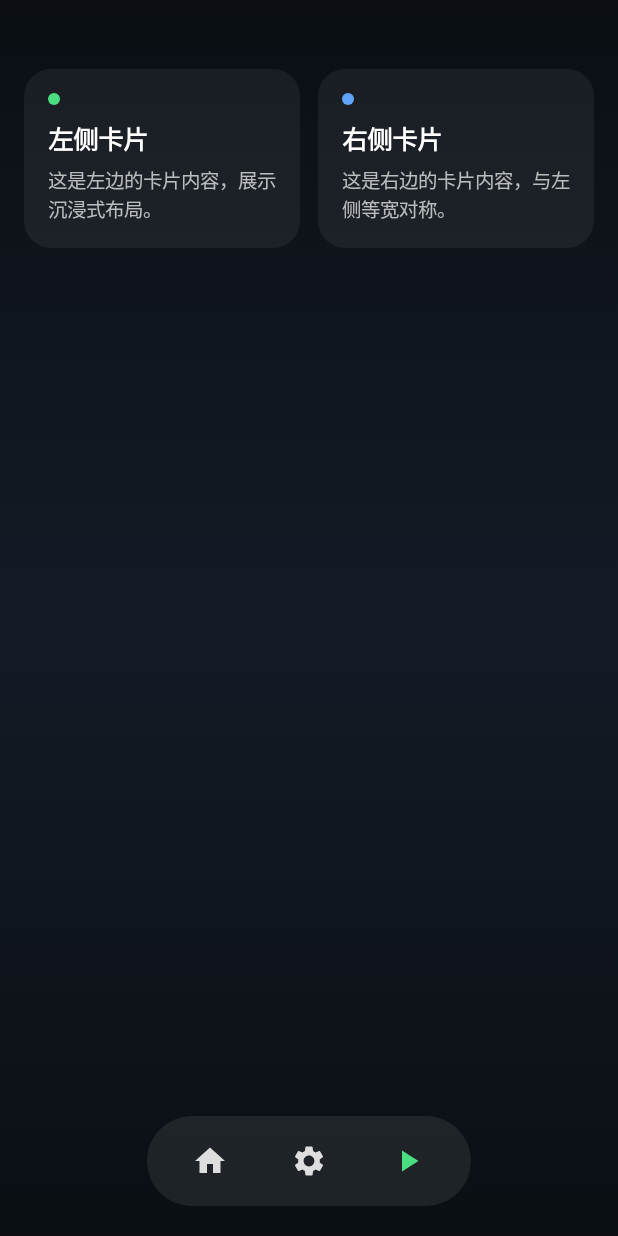
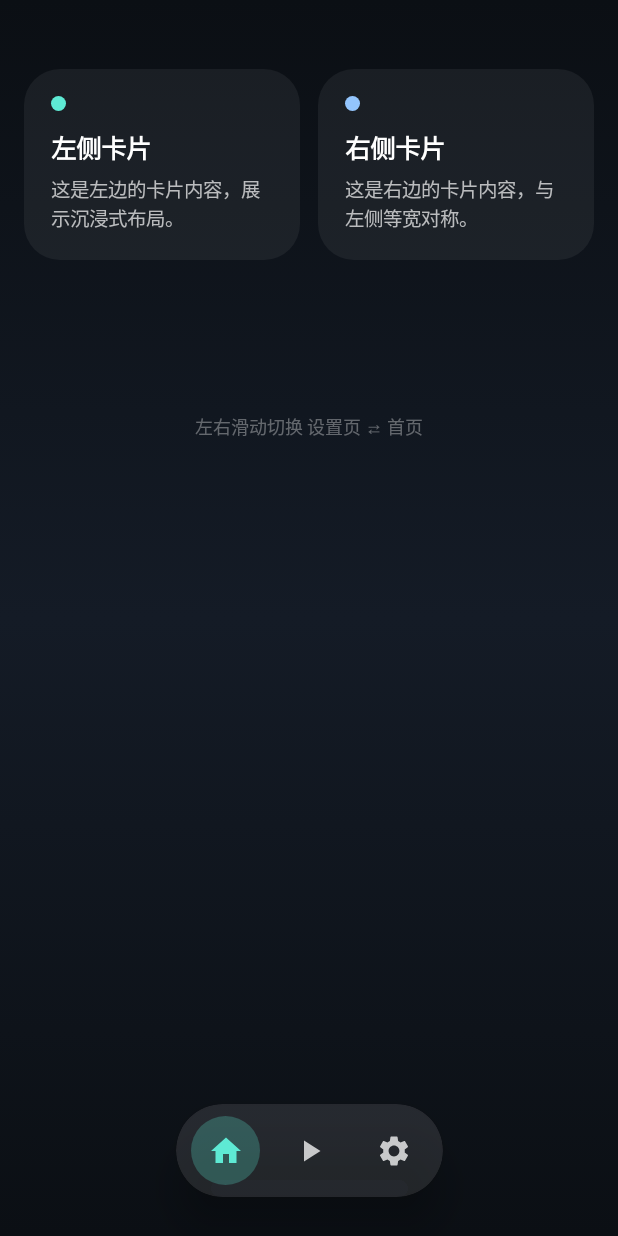
Before and after one commit to likesugar/ziyuan, an Android app built with Jetpack Compose: the screen it shows after launch (MainActivity), on a phone screen of 412 x 824 dp. Run offline under Robolectric (Android 15) with nearby library versions, the light colour scheme and no system bars.

Commit message:
feat: full settings page w/ pager swipe + cute round capsule; vc6

```diff
--- a/app/build.gradle.kts
+++ b/app/build.gradle.kts
@@ -6,7 +6,7 @@ android {
         applicationId = "com.ziyuan.immersive"
         minSdk = 24
         targetSdk = 34
-        versionCode = 5
+        versionCode = 6
         versionName = "1.0"
     }
     signingConfigs {
--- a/app/src/main/java/com/ziyuan/immersive/MainActivity.kt
+++ b/app/src/main/java/com/ziyuan/immersive/MainActivity.kt
@@ -16,47 +16,56 @@ import androidx.compose.foundation.layout.fillMaxWidth
 import androidx.compose.foundation.layout.height
 import androidx.compose.foundation.layout.padding
 import androidx.compose.foundation.layout.size
-import androidx.compose.foundation.layout.systemBarsPadding
 import androidx.compose.foundation.layout.width
+import androidx.compose.foundation.pager.HorizontalPager
+import androidx.compose.foundation.pager.rememberPagerState
+import androidx.compose.foundation.rememberScrollState
 import androidx.compose.foundation.shape.CircleShape
 import androidx.compose.foundation.shape.RoundedCornerShape
+import androidx.compose.foundation.verticalScroll
 import androidx.compose.material3.Icon
 import androidx.compose.material3.Surface
+import androidx.compose.material3.Switch
+import androidx.compose.material3.SwitchDefaults
 import androidx.compose.material3.Text
-import androidx.compose.material3.IconButton
 import androidx.compose.material.icons.Icons
 import androidx.compose.material.icons.filled.Home
 import androidx.compose.material.icons.filled.PlayArrow
 import androidx.compose.material.icons.filled.Settings
 import androidx.compose.runtime.Composable
+import androidx.compose.runtime.getValue
+import androidx.compose.runtime.mutableStateOf
+import androidx.compose.runtime.remember
+import androidx.compose.runtime.rememberCoroutineScope
+import androidx.compose.runtime.setValue
 import androidx.compose.ui.Alignment
 import androidx.compose.ui.Modifier
+import androidx.compose.ui.draw.shadow
 import androidx.compose.ui.graphics.Brush
 import androidx.compose.ui.graphics.Color
 import androidx.compose.ui.graphics.vector.ImageVector
+import androidx.compose.ui.platform.LocalContext
 import androidx.compose.ui.text.font.FontWeight
-import androidx.compose.ui.tooling.preview.Preview
 import androidx.compose.ui.unit.dp
 import androidx.compose.ui.unit.sp
 import androidx.core.view.WindowCompat
 import androidx.core.view.WindowInsetsCompat
 import androidx.core.view.WindowInsetsControllerCompat
+import kotlinx.coroutines.launch
+
+val MintGreen = Color(0xFF5EEAD4)
+val SoftBlue = Color(0xFF93C5FD)
 
 class MainActivity : ComponentActivity() {
     override fun onCreate(savedInstanceState: Bundle?) {
         super.onCreate(savedInstanceState)
-        // 沉浸式：内容延伸到系统栏后面，并隐藏状态栏 + 导航栏
         WindowCompat.setDecorFitsSystemWindows(window, false)
         window.addFlags(WindowManager.LayoutParams.FLAG_KEEP_SCREEN_ON)
-        // 挖孔屏：内容延伸到挖孔区
         val lp = window.attributes
         lp.layoutInDisplayCutoutMode = WindowManager.LayoutParams.LAYOUT_IN_DISPLAY_CUTOUT_MODE_SHORT_EDGES
         window.attributes = lp
-        val controller = WindowInsetsControllerCompat(window, window.decorView)
-        controller.hide(WindowInsetsCompat.Type.systemBars())
-        controller.systemBarsBehavior =
-            WindowInsetsControllerCompat.BEHAVIOR_SHOW_TRANSIENT_BARS_BY_SWIPE
-        setContent { ImmersiveScreen() }
+        hideSystemBars()
+        setContent { ImmersiveApp() }
     }
 
     override fun onWindowFocusChanged(hasFocus: Boolean) {
@@ -70,7 +79,6 @@ class MainActivity : ComponentActivity() {
     }
 
     private fun hideSystemBars() {
-        WindowCompat.setDecorFitsSystemWindows(window, false)
         val controller = WindowInsetsControllerCompat(window, window.decorView)
         controller.hide(WindowInsetsCompat.Type.systemBars())
         controller.systemBarsBehavior =
@@ -79,7 +87,11 @@ class MainActivity : ComponentActivity() {
 }
 
 @Composable
-fun ImmersiveScreen() {
+fun ImmersiveApp() {
+    val context = LocalContext.current
+    val scope = rememberCoroutineScope()
+    val pagerState = rememberPagerState(pageCount = { 2 })
+
     Box(
         modifier = Modifier
             .fillMaxSize()
@@ -89,12 +101,49 @@ fun ImmersiveScreen() {
                 )
             )
     ) {
+        HorizontalPager(
+            state = pagerState,
+            modifier = Modifier.fillMaxSize()
+        ) { page ->
+            when (page) {
+                0 -> HomePage(
+                    onPlay = {
+                        context.startActivity(
+                            android.content.Intent(context, NativePlayerActivity::class.java)
+                                .putExtra("url", "https://demo.unified-streaming.com/k8s/features/stable/video/tears-of-steel/tears-of-steel.ism/.m3u8")
+                                .putExtra("title", "胶囊播放")
+                        )
+                    }
+                )
+                1 -> SettingsPage()
+            }
+        }
+        // 悬浮胶囊栏（两页共用，圆润可爱版）
+        CapsuleBar(
+            current = pagerState.currentPage,
+            onHome = { scope.launch { pagerState.animateScrollToPage(0) } },
+            onSettings = { scope.launch { pagerState.animateScrollToPage(1) } },
+            onPlay = {
+                context.startActivity(
+                    android.content.Intent(context, NativePlayerActivity::class.java)
+                        .putExtra("url", "https://demo.unified-streaming.com/k8s/features/stable/video/tears-of-steel/tears-of-steel.ism/.m3u8")
+                        .putExtra("title", "胶囊播放")
+                )
+            },
+            modifier = Modifier
+                .align(Alignment.BottomCenter)
+                .padding(bottom = 26.dp)
+        )
+    }
+}
+
+// ---------------- 首页 ----------------
+@Composable
+fun HomePage(onPlay: () -> Unit) {
     Column(
-            modifier = Modifier
-                .fillMaxSize()
+        modifier = Modifier.fillMaxSize()
     ) {
-            Spacer(modifier = Modifier.height(34.dp)) // 顶到挖孔区，手动留出顶部安全距离
-            // 左右卡片
+        Spacer(modifier = Modifier.height(34.dp))
         Row(
             modifier = Modifier
                 .fillMaxWidth()
@@ -104,24 +153,24 @@ fun ImmersiveScreen() {
             InfoCard(
                 title = "左侧卡片",
                 body = "这是左边的卡片内容，展示沉浸式布局。",
-                    accent = Color(0xFF4ADE80),
+                accent = MintGreen,
                 modifier = Modifier.weight(1f)
             )
             InfoCard(
                 title = "右侧卡片",
                 body = "这是右边的卡片内容，与左侧等宽对称。",
-                    accent = Color(0xFF60A5FA),
+                accent = SoftBlue,
                 modifier = Modifier.weight(1f)
             )
         }
+        Spacer(modifier = Modifier.height(90.dp))
+        Text(
+            "左右滑动切换 设置页 ⇄ 首页",
+            color = Color.White.copy(alpha = 0.35f),
+            fontSize = 12.sp,
+            modifier = Modifier.align(Alignment.CenterHorizontally)
+        )
         Spacer(modifier = Modifier.weight(1f))
-            // 胶囊低栏
-            CapsuleBar(
-                modifier = Modifier
-                    .align(Alignment.CenterHorizontally)
-                    .padding(bottom = 20.dp)
-            )
-        }
     }
 }
 
@@ -129,17 +178,17 @@ fun ImmersiveScreen() {
 fun InfoCard(title: String, body: String, accent: Color, modifier: Modifier = Modifier) {
     Surface(
         modifier = modifier,
-        shape = RoundedCornerShape(18.dp),
+        shape = RoundedCornerShape(24.dp),
         color = Color.White.copy(alpha = 0.06f),
         contentColor = Color.White
     ) {
-        Column(modifier = Modifier.padding(16.dp)) {
+        Column(modifier = Modifier.padding(18.dp)) {
             Box(
                 modifier = Modifier
-                    .size(8.dp)
+                    .size(10.dp)
                     .background(accent, CircleShape)
             )
-            Spacer(modifier = Modifier.height(10.dp))
+            Spacer(modifier = Modifier.height(12.dp))
             Text(title, fontWeight = FontWeight.Bold, fontSize = 17.sp)
             Spacer(modifier = Modifier.height(6.dp))
             Text(body, fontSize = 13.sp, color = Color.White.copy(alpha = 0.7f), lineHeight = 19.sp)
@@ -147,49 +196,155 @@ fun InfoCard(title: String, body: String, accent: Color, modifier: Modifier = Mo
     }
 }
 
+// ---------------- 设置页 ----------------
 @Composable
-fun CapsuleBar(modifier: Modifier = Modifier) {
-    val context = androidx.compose.ui.platform.LocalContext.current
+fun SettingsPage() {
+    var immersive by remember { mutableStateOf(true) }
+    var keepOn by remember { mutableStateOf(true) }
+    var autoPlay by remember { mutableStateOf(false) }
+    var darkCapsule by remember { mutableStateOf(true) }
+
+    Column(
+        modifier = Modifier
+            .fillMaxSize()
+            .verticalScroll(rememberScrollState())
+    ) {
+        Spacer(modifier = Modifier.height(44.dp))
+        Text(
+            "设置",
+            color = Color.White,
+            fontWeight = FontWeight.Bold,
+            fontSize = 26.sp,
+            modifier = Modifier.padding(horizontal = 24.dp)
+        )
+        Spacer(modifier = Modifier.height(8.dp))
+        SettingSwitch("沉浸式状态栏", "隐藏状态栏与导航栏", immersive, MintGreen) { immersive = it }
+        SettingSwitch("保持亮屏", "播放时不自动锁屏", keepOn, SoftBlue) { keepOn = it }
+        SettingSwitch("自动播放", "进入播放页立即开始", autoPlay, Color(0xFFF9A8D4)) { autoPlay = it }
+        SettingSwitch("胶囊悬浮栏", "在底部显示胶囊栏", darkCapsule, Color(0xFFFDE68A)) { darkCapsule = it }
+        SettingItem("关于", "ziyuan Immersive · vc5", MintGreen)
+        SettingItem("播放器内核", "MediaPlayer / IjkPlayer 双内核", SoftBlue)
+        Spacer(modifier = Modifier.height(120.dp))
+    }
+}
+
+@Composable
+fun SettingSwitch(title: String, sub: String, checked: Boolean, accent: Color, onChange: (Boolean) -> Unit) {
     Surface(
-        modifier = modifier,
-        shape = RoundedCornerShape(percent = 50),
-        color = Color.White.copy(alpha = 0.08f),
-        contentColor = Color.White
+        modifier = Modifier
+            .fillMaxWidth()
+            .padding(horizontal = 16.dp, vertical = 6.dp),
+        shape = RoundedCornerShape(24.dp),
+        color = Color.White.copy(alpha = 0.06f)
     ) {
         Row(
-            modifier = Modifier.padding(horizontal = 22.dp, vertical = 10.dp),
-            horizontalArrangement = Arrangement.spacedBy(26.dp),
+            modifier = Modifier.padding(horizontal = 18.dp, vertical = 14.dp),
             verticalAlignment = Alignment.CenterVertically
         ) {
-            CapsuleIcon(Icons.Filled.Home)
-            CapsuleIcon(Icons.Filled.Settings)
-            CapsuleIcon(Icons.Filled.PlayArrow, highlight = true) {
-                context.startActivity(
-                    android.content.Intent(context, NativePlayerActivity::class.java)
-                        .putExtra("url", "https://demo.unified-streaming.com/k8s/features/stable/video/tears-of-steel/tears-of-steel.ism/.m3u8")
-                        .putExtra("title", "胶囊播放")
+            Box(
+                modifier = Modifier
+                    .size(12.dp)
+                    .background(accent, CircleShape)
             )
+            Spacer(modifier = Modifier.width(12.dp))
+            Column(modifier = Modifier.weight(1f)) {
+                Text(title, color = Color.White, fontSize = 15.sp, fontWeight = FontWeight.Medium)
+                Text(sub, color = Color.White.copy(alpha = 0.5f), fontSize = 12.sp)
+            }
+            Switch(
+                checked = checked,
+                onCheckedChange = onChange,
+                colors = SwitchDefaults.colors(
+                    checkedTrackColor = accent,
+                    uncheckedTrackColor = Color.White.copy(alpha = 0.15f)
+                )
+            )
+        }
+    }
+}
+
+@Composable
+fun SettingItem(title: String, sub: String, accent: Color) {
+    Surface(
+        modifier = Modifier
+            .fillMaxWidth()
+            .padding(horizontal = 16.dp, vertical = 6.dp),
+        shape = RoundedCornerShape(24.dp),
+        color = Color.White.copy(alpha = 0.06f)
+    ) {
+        Row(
+            modifier = Modifier.padding(horizontal = 18.dp, vertical = 14.dp),
+            verticalAlignment = Alignment.CenterVertically
+        ) {
+            Box(
+                modifier = Modifier
+                    .size(12.dp)
+                    .background(accent, CircleShape)
+            )
+            Spacer(modifier = Modifier.width(12.dp))
+            Column(modifier = Modifier.weight(1f)) {
+                Text(title, color = Color.White, fontSize = 15.sp, fontWeight = FontWeight.Medium)
+                Text(sub, color = Color.White.copy(alpha = 0.5f), fontSize = 12.sp)
             }
         }
     }
 }
 
+// ---------------- 可爱圆润胶囊栏 ----------------
 @Composable
-fun CapsuleIcon(icon: ImageVector, highlight: Boolean = false, onClick: () -> Unit = {}) {
-    val tint = if (highlight) Color(0xFF4ADE80) else Color.White.copy(alpha = 0.85f)
-    val context = androidx.compose.ui.platform.LocalContext.current
+fun CapsuleBar(
+    current: Int,
+    onHome: () -> Unit,
+    onSettings: () -> Unit,
+    onPlay: () -> Unit,
+    modifier: Modifier = Modifier
+) {
+    Surface(
+        modifier = modifier.shadow(16.dp, CircleShape),
+        shape = CircleShape,
+        color = Color.White.copy(alpha = 0.10f)
+    ) {
+        Row(
+            modifier = Modifier.padding(horizontal = 10.dp, vertical = 8.dp),
+            horizontalArrangement = Arrangement.spacedBy(10.dp),
+            verticalAlignment = Alignment.CenterVertically
+        ) {
+            CapsuleBubble(
+                icon = Icons.Filled.Home,
+                selected = current == 0,
+                tint = MintGreen,
+                onClick = onHome
+            )
+            CapsuleBubble(
+                icon = Icons.Filled.PlayArrow,
+                selected = false,
+                tint = Color(0xFFF9A8D4),
+                onClick = onPlay
+            )
+            CapsuleBubble(
+                icon = Icons.Filled.Settings,
+                selected = current == 1,
+                tint = SoftBlue,
+                onClick = onSettings
+            )
+        }
+    }
+}
+
+@Composable
+fun CapsuleBubble(icon: ImageVector, selected: Boolean, tint: Color, onClick: () -> Unit) {
     Box(
         modifier = Modifier
-            .size(40.dp)
+            .size(46.dp)
+            .background(
+                if (selected) tint.copy(alpha = 0.25f) else Color.Transparent,
+                CircleShape
+            )
             .clickable { onClick() },
         contentAlignment = Alignment.Center
     ) {
-        Icon(icon, contentDescription = null, tint = tint)
+        Icon(icon, contentDescription = null, tint = if (selected) tint else Color.White.copy(alpha = 0.75f))
     }
 }
 
-@Preview(showBackground = true)
 @Composable
-fun PreviewImmersive() {
-    ImmersiveScreen()
-}
```
Lines whose indentation alone changed are shown as unchanged.
